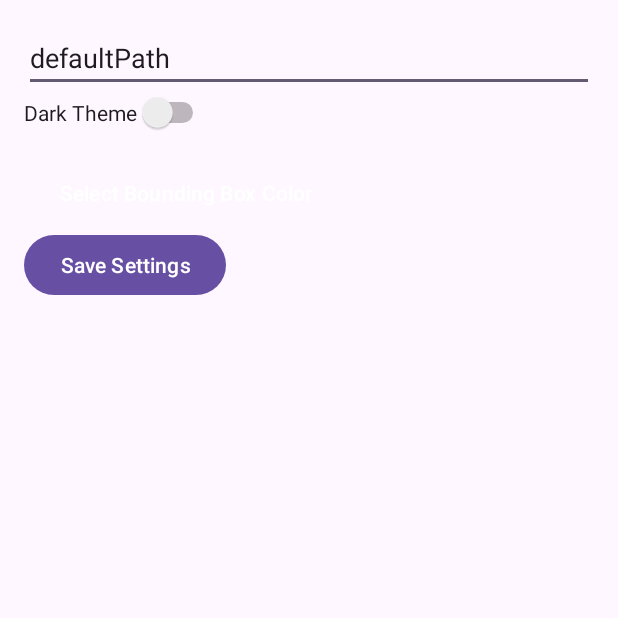
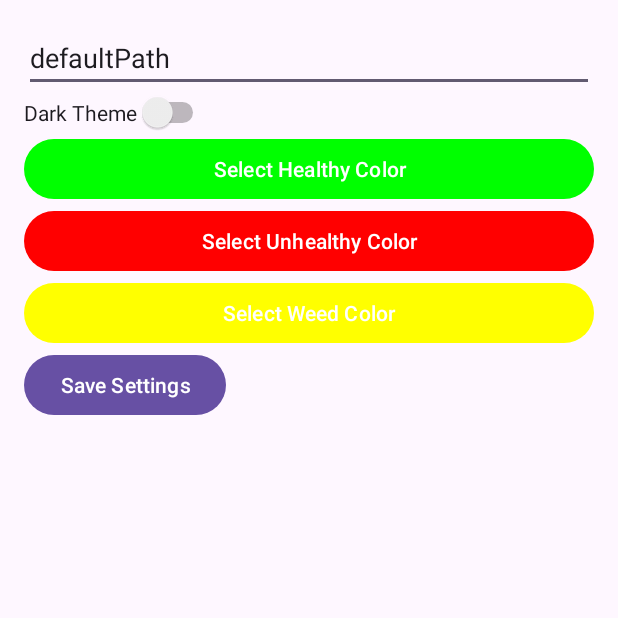
Before and after one commit to MarkYuriPG/Lettuce-See-Client, an Android app built with Jetpack Compose: the SettingsActivity screen opened directly, with no data from a screen before it, on a phone screen of 412 x 824 dp, the top half of it. Run offline under Robolectric (Android 15) with nearby library versions, the phone set to English and light mode, and no system bars.

Commit message:
fix border color change in settings

```diff
--- a/app/src/main/java/com/example/lettuce_see_client/SettingsActivity.kt
+++ b/app/src/main/java/com/example/lettuce_see_client/SettingsActivity.kt
@@ -1,12 +1,15 @@
 package com.example.lettuce_see_client
 
 import android.content.Context
+import android.content.SharedPreferences
 import android.graphics.Color
 import android.graphics.drawable.ColorDrawable
 import android.os.Bundle
+import android.util.Log
 import android.widget.Button
 import android.widget.EditText
 import android.widget.Switch
+import android.widget.Toast
 import androidx.appcompat.app.AppCompatActivity
 import androidx.appcompat.app.AppCompatDelegate
 import com.example.lettuce_see_client.ColorPickerDialog
@@ -14,56 +17,79 @@ import com.example.lettuce_see_client.R
 
 class SettingsActivity : AppCompatActivity() {
 
-    private val sharedPreferences by lazy {
-        getSharedPreferences("SettingsPrefs", Context.MODE_PRIVATE)
-    }
+    private lateinit var sharedPreferences: SharedPreferences
 
     override fun onCreate(savedInstanceState: Bundle?) {
         super.onCreate(savedInstanceState)
         setContentView(R.layout.activity_settings)
 
-        // Load current settings
-        val savedPath = sharedPreferences.getString("save_path", "defaultPath") ?: "defaultPath"
-        val savedTheme = sharedPreferences.getString("theme", "light") ?: "light"
-        val savedBoundingColor = sharedPreferences.getInt("bounding_box_color", Color.RED)
+        sharedPreferences = getSharedPreferences("SettingsPrefs", Context.MODE_PRIVATE)
 
         // Initialize UI elements
         val pathEditText: EditText = findViewById(R.id.pathEditText)
         val themeSwitch: Switch = findViewById(R.id.themeSwitch)
-        val boundingColorButton: Button = findViewById(R.id.boundingColorButton)
+
+        val healthyColorBtn: Button = findViewById(R.id.colorHealthyButton)
+        val unhealthyColorBtn: Button = findViewById(R.id.colorUnhealthyButton)
+        val weedColorBtn: Button = findViewById(R.id.colorWeedButton)
+
+        val savedPath = sharedPreferences.getString("save_path", "defaultPath") ?: "defaultPath"
+        val savedTheme = sharedPreferences.getString("theme", "light") ?: "light"
+        val healthyColor = sharedPreferences.getInt("color_healthy", Color.GREEN)
+        val unhealthyColor = sharedPreferences.getInt("color_unhealthy", Color.RED)
+        val weedColor = sharedPreferences.getInt("color_weed", Color.YELLOW)
 
         // Set values
         pathEditText.setText(savedPath)
         themeSwitch.isChecked = savedTheme == "dark"
-        boundingColorButton.setBackgroundColor(savedBoundingColor)
+
+        healthyColorBtn.setBackgroundColor(healthyColor)
+        unhealthyColorBtn.setBackgroundColor(unhealthyColor)
+        weedColorBtn.setBackgroundColor(weedColor)
 
         // Set up color picker button
-        boundingColorButton.setOnClickListener {
-            val colorPickerDialog = ColorPickerDialog(this) { color ->
-                boundingColorButton.setBackgroundColor(color)
-            }
-            colorPickerDialog.show()
+        var selectedHealthyColor = healthyColor
+        healthyColorBtn.setOnClickListener {
+            ColorPickerDialog(this) { color ->
+                healthyColorBtn.setBackgroundColor(color)
+                selectedHealthyColor = color
+            }.show()
+        }
+        var selectedUnhealthyColor = unhealthyColor
+        unhealthyColorBtn.setOnClickListener {
+            ColorPickerDialog(this) { color ->
+                unhealthyColorBtn.setBackgroundColor(color)
+                selectedUnhealthyColor = color
+            }.show()
+        }
+        var selectedWeedColor = weedColor
+        weedColorBtn.setOnClickListener {
+            ColorPickerDialog(this) { color ->
+                weedColorBtn.setBackgroundColor(color)
+                selectedWeedColor = color
+            }.show()
         }
 
         // Save settings when changed
         findViewById<Button>(R.id.saveSettingsButton).setOnClickListener {
             val newPath = pathEditText.text.toString()
-            val newTheme = if (themeSwitch.isChecked) "dark" else "light"
-            val newBoundingColor = (boundingColorButton.background as ColorDrawable).color
+            val newHealthyColor = selectedHealthyColor
+            val newUnhealthyColor = selectedUnhealthyColor
+            val newWeedColor = selectedWeedColor
+
+            Toast.makeText(
+                this,
+                "Settings Saved!",
+                Toast.LENGTH_LONG
+            ).show()
 
             // Save new settings to SharedPreferences
             sharedPreferences.edit().apply {
                 putString("save_path", newPath)
-                putString("theme", newTheme)
-                putInt("bounding_box_color", newBoundingColor)
+                putInt("color_healthy", newHealthyColor)
+                putInt("color_unhealthy", newUnhealthyColor)
+                putInt("color_weed", newWeedColor)
             }.apply()
-
-            // Optionally, apply the theme changes immediately
-            if (newTheme == "dark") {
-                AppCompatDelegate.setDefaultNightMode(AppCompatDelegate.MODE_NIGHT_YES)
-            } else {
-                AppCompatDelegate.setDefaultNightMode(AppCompatDelegate.MODE_NIGHT_NO)
-            }
 
             // Go back to previous screen
             finish()
--- a/app/src/main/res/layout/activity_settings.xml
+++ b/app/src/main/res/layout/activity_settings.xml
@@ -18,11 +18,22 @@
         android:text="Dark Theme" />
 
     <Button
-        android:id="@+id/boundingColorButton"
-        android:layout_width="wrap_content"
+        android:id="@+id/colorHealthyButton"
+        android:layout_width="match_parent"
         android:layout_height="wrap_content"
-        android:text="Select Bounding Box Color"
-        android:layout_marginTop="16dp" />
+        android:text="Select Healthy Color" />
+
+    <Button
+        android:id="@+id/colorUnhealthyButton"
+        android:layout_width="match_parent"
+        android:layout_height="wrap_content"
+        android:text="Select Unhealthy Color" />
+
+    <Button
+        android:id="@+id/colorWeedButton"
+        android:layout_width="match_parent"
+        android:layout_height="wrap_content"
+        android:text="Select Weed Color" />
 
     <Button
         android:id="@+id/saveSettingsButton"
```
Also changed, not shown: app/src/main/java/com/example/lettuce_see_client/MainActivity.kt (+8 -6 lines).
